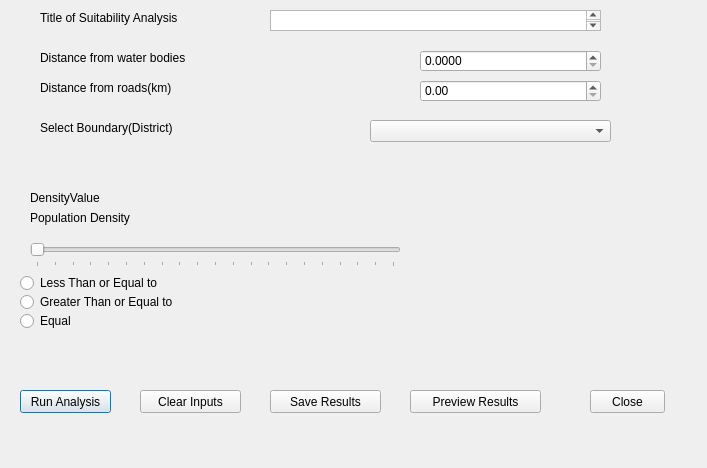
Before: the Qt Designer form suitability_analyser_dialog_base.ui in bsc-com-29-19/suitability_analyser_plugin, drawn with Qt 5.
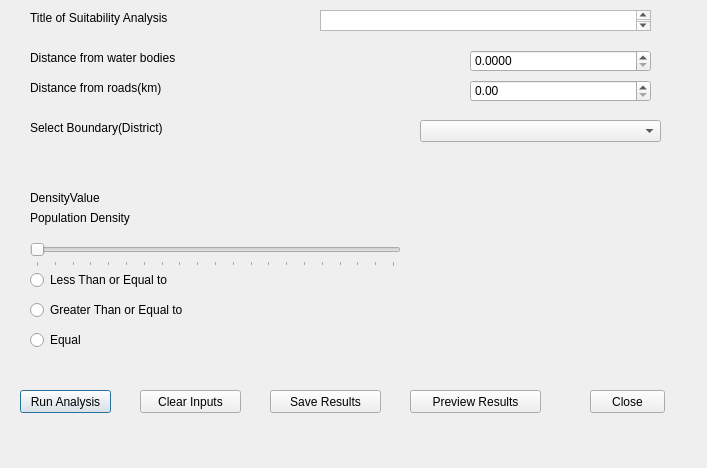
After: the same form once the commit is applied.

Patch:
```diff
--- a/suitability_analyser_dialog_base.ui
+++ b/suitability_analyser_dialog_base.ui
@@ -16,7 +16,7 @@
   <widget class="QComboBox" name="comboBoxBoundary">
    <property name="geometry">
     <rect>
-     <x>370</x>
+     <x>420</x>
      <y>120</y>
      <width>241</width>
      <height>22</height>
@@ -91,7 +91,7 @@
   <widget class="QDoubleSpinBox" name="doubleSpinBox">
    <property name="geometry">
     <rect>
-     <x>420</x>
+     <x>470</x>
      <y>50</y>
      <width>181</width>
      <height>22</height>
@@ -107,7 +107,7 @@
   <widget class="QDoubleSpinBox" name="doubleSpinBox_2">
    <property name="geometry">
     <rect>
-     <x>420</x>
+     <x>470</x>
      <y>80</y>
      <width>181</width>
      <height>22</height>
@@ -120,7 +120,7 @@
   <widget class="QLabel" name="label_2">
    <property name="geometry">
     <rect>
-     <x>40</x>
+     <x>30</x>
      <y>50</y>
      <width>164</width>
      <height>16</height>
@@ -133,7 +133,7 @@
   <widget class="QLabel" name="labelRoads">
    <property name="geometry">
     <rect>
-     <x>40</x>
+     <x>30</x>
      <y>80</y>
      <width>149</width>
      <height>16</height>
@@ -146,7 +146,7 @@
   <widget class="QLabel" name="labelBoundary">
    <property name="geometry">
     <rect>
-     <x>40</x>
+     <x>30</x>
      <y>120</y>
      <width>152</width>
      <height>16</height>
@@ -159,8 +159,8 @@
   <widget class="QRadioButton" name="radioButtonGreater_2">
    <property name="geometry">
     <rect>
-     <x>20</x>
-     <y>292</y>
+     <x>30</x>
+     <y>300</y>
      <width>171</width>
      <height>20</height>
     </rect>
@@ -172,8 +172,8 @@
   <widget class="QRadioButton" name="radioButtonLess_2">
    <property name="geometry">
     <rect>
-     <x>20</x>
-     <y>273</y>
+     <x>30</x>
+     <y>270</y>
      <width>154</width>
      <height>20</height>
     </rect>
@@ -185,8 +185,8 @@
   <widget class="QRadioButton" name="radioButtonEqual_2">
    <property name="geometry">
     <rect>
-     <x>20</x>
-     <y>311</y>
+     <x>30</x>
+     <y>330</y>
      <width>58</width>
      <height>20</height>
     </rect>
@@ -246,7 +246,7 @@
   <widget class="QLabel" name="label">
    <property name="geometry">
     <rect>
-     <x>40</x>
+     <x>30</x>
      <y>10</y>
      <width>161</width>
      <height>16</height>
@@ -259,7 +259,7 @@
   <widget class="QTextEdit" name="textEdit">
    <property name="geometry">
     <rect>
-     <x>270</x>
+     <x>320</x>
      <y>10</y>
      <width>331</width>
      <height>21</height>
```
